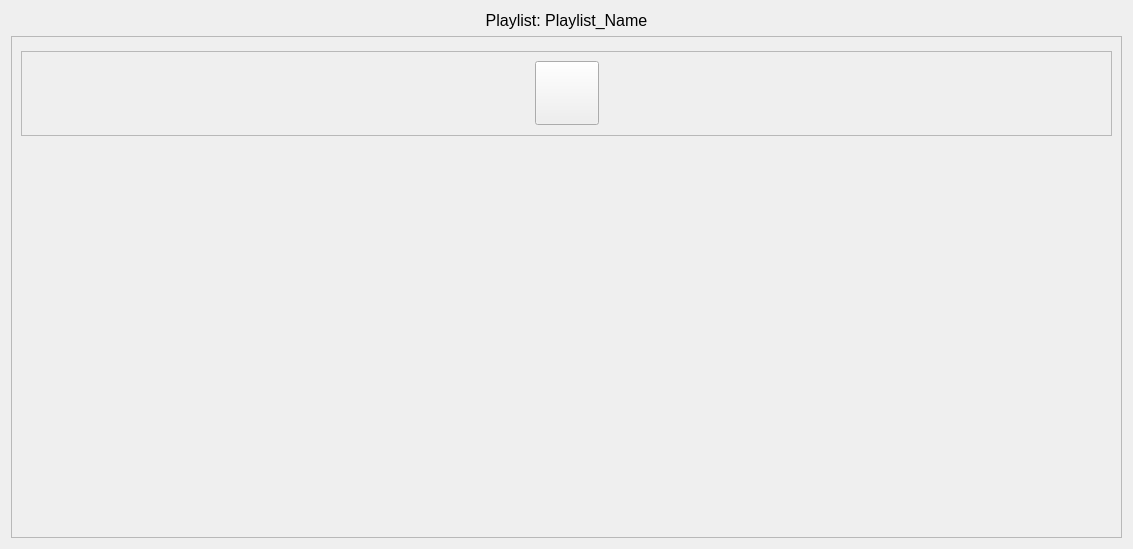
Old version of the form DungeonSound/playlisteditwindow.ui in the repository taylornelms15/DungeonSound_legacy.
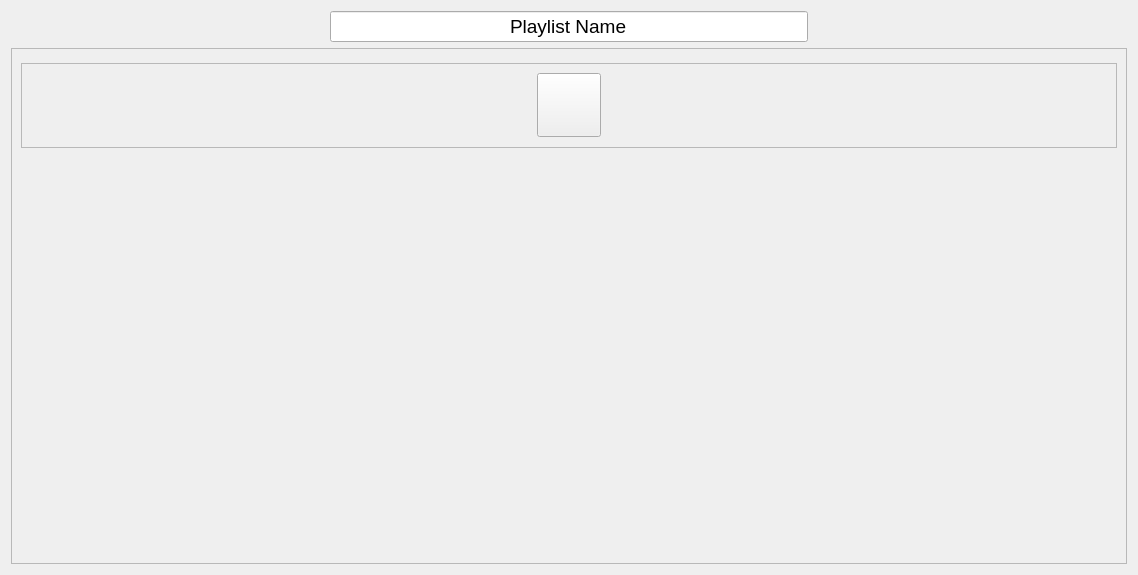
New version of the form. Icons and pictures are not drawn.

What changed in the file:
```diff
--- a/DungeonSound/playlisteditwindow.ui
+++ b/DungeonSound/playlisteditwindow.ui
@@ -6,8 +6,8 @@
    <rect>
     <x>0</x>
     <y>0</y>
-    <width>1133</width>
-    <height>549</height>
+    <width>1138</width>
+    <height>575</height>
    </rect>
   </property>
   <property name="windowTitle">
@@ -15,27 +15,65 @@
   </property>
   <layout class="QVBoxLayout" name="verticalLayout">
    <item>
-    <widget class="QLabel" name="label">
-     <property name="text">
-      <string>&lt;html&gt;&lt;head/&gt;&lt;body&gt;&lt;p&gt;&lt;span style=&quot; font-size:12pt;&quot;&gt;Playlist: Playlist_Name&lt;/span&gt;&lt;/p&gt;&lt;/body&gt;&lt;/html&gt;</string>
-     </property>
-     <property name="alignment">
-      <set>Qt::AlignCenter</set>
-     </property>
-    </widget>
+    <layout class="QHBoxLayout" name="horizontalLayout_2" stretch="2,3,2">
+     <item>
+      <spacer name="horizontalSpacer_3">
+       <property name="orientation">
+        <enum>Qt::Horizontal</enum>
+       </property>
+       <property name="sizeHint" stdset="0">
+        <size>
+         <width>40</width>
+         <height>20</height>
+        </size>
+       </property>
+      </spacer>
+     </item>
+     <item>
+      <widget class="QLineEdit" name="PlaylistNameLineEdit">
+       <property name="font">
+        <font>
+         <pointsize>14</pointsize>
+        </font>
+       </property>
+       <property name="text">
+        <string>Playlist Name</string>
+       </property>
+       <property name="alignment">
+        <set>Qt::AlignCenter</set>
+       </property>
+      </widget>
+     </item>
+     <item>
+      <spacer name="horizontalSpacer_4">
+       <property name="orientation">
+        <enum>Qt::Horizontal</enum>
+       </property>
+       <property name="sizeHint" stdset="0">
+        <size>
+         <width>40</width>
+         <height>20</height>
+        </size>
+       </property>
+      </spacer>
+     </item>
+    </layout>
    </item>
    <item>
     <widget class="QScrollArea" name="scrollArea">
      <property name="widgetResizable">
       <bool>true</bool>
      </property>
-     <widget class="QWidget" name="scrollAreaWidgetContents">
+     <property name="alignment">
+      <set>Qt::AlignHCenter|Qt::AlignTop</set>
+     </property>
+     <widget class="QWidget" name="soundSampleCollection">
       <property name="geometry">
        <rect>
         <x>0</x>
         <y>0</y>
-        <width>1113</width>
-        <height>502</height>
+        <width>1118</width>
+        <height>513</height>
        </rect>
       </property>
       <layout class="QVBoxLayout" name="verticalLayout_3">
```
